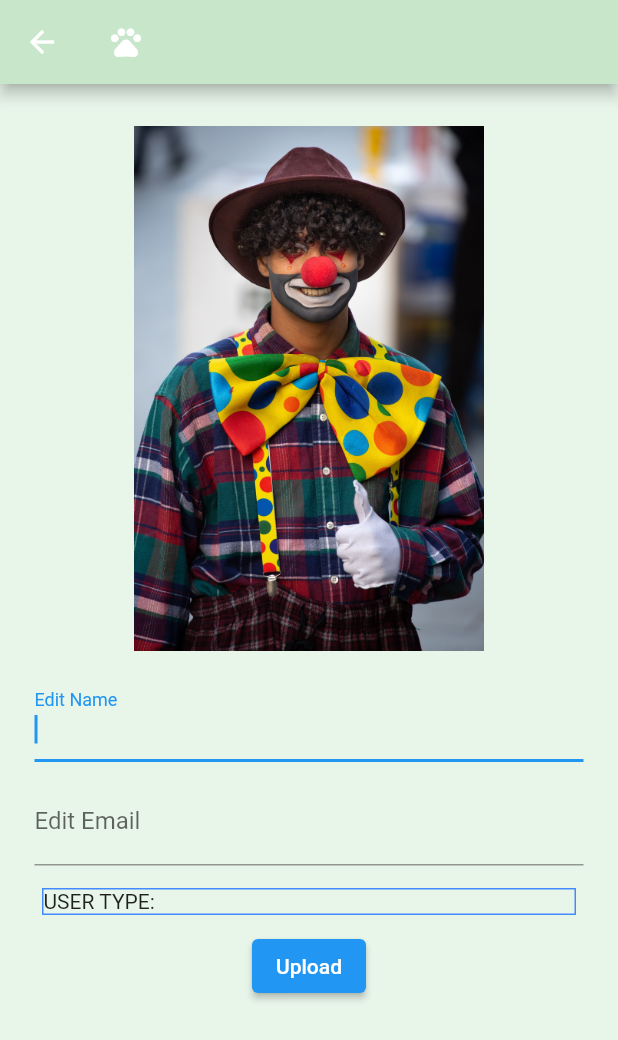
After one commit to youngruiz/AdoptionHero, a Flutter app: the ProfileTabBodyWidget screen opened by its route, after a tap on "Edit profile", on a phone screen of 412 x 824 dp. The commit adds this screen. Shown: the top 1040 px of the screen. Run offline on Flutter 3.47's test engine with Material 2 defaults, Android fonts, the phone set to English and light mode, and no system bars; our stand-ins replace cloud_firestore, firebase_auth, firebase_core, firebase_storage, image_picker; missing offline and left inert: cloud_firestore_web, firebase_auth_web, firebase_core_web, firebase_storage_web, image_picker_for_web; accounts and stored records are empty.

Commit message:
Added edit profile screen.

```diff
--- a/lib/app.dart
+++ b/lib/app.dart
@@ -4,6 +4,7 @@ import 'package:adoption_hero/screens/news.dart';
 import 'package:adoption_hero/screens/news_article.dart';
 import 'package:adoption_hero/screens/pet_view.dart';
 import 'package:adoption_hero/screens/pets.dart';
+import 'package:adoption_hero/screens/profile.dart';
 import 'package:firebase_auth/firebase_auth.dart';
 import 'package:firebase_core/firebase_core.dart';
 import 'package:flutter/material.dart';
@@ -18,6 +19,7 @@ class MyApp extends StatelessWidget {
         NewsArticle.routeName: (context) => NewsArticle(),
         Pets.routeName: (context) => const Pets(),
         PetView.routeName: (context) => PetView(),
+        ProfileTabBodyWidget.routeName: (context) => ProfileTabBodyWidget(),
         };
 
   @override
--- /dev/null
+++ b/lib/models/userProfileDTO.dart
@@ -0,0 +1,14 @@
+class UserProfileDTO{
+  late String name;
+  late String email;
+  late String userType;
+  late String docId;
+
+
+  UserProfileDTO({
+    required this.name,
+    required this.email,
+    required this.userType,
+    required this.docId
+  });
+}
--- /dev/null
+++ b/lib/screens/edit_profile.dart
@@ -0,0 +1,143 @@
+import 'package:adoption_hero/models/userProfileDTO.dart';
+import 'package:adoption_hero/screens/profile.dart';
+import 'package:cloud_firestore/cloud_firestore.dart';
+import 'package:firebase_auth/firebase_auth.dart';
+import 'package:flutter/material.dart';
+
+class EditProfileWidget extends StatefulWidget {
+
+  UserProfileDTO userProfile;
+
+  EditProfileWidget({Key? key, required this.userProfile}) : super(key: key);
+
+  @override
+  State<EditProfileWidget> createState() => _EditProfileWidgetState();
+}
+
+class _EditProfileWidgetState extends State<EditProfileWidget> {
+
+  String? name;
+  String? email;
+  final formKey = GlobalKey<FormState>();
+
+  @override
+  Widget build(BuildContext context) {
+    return Scaffold(
+      backgroundColor: Colors.green[50],
+      appBar: AppBar(
+        title: const Icon(Icons.pets_rounded),
+        backgroundColor: Colors.green[100],
+      ),
+      body: Form(
+        key: formKey,
+        child: Container(
+          constraints: BoxConstraints.expand(),
+          padding: const EdgeInsets.all(8.0),
+          color: Colors.green[50],
+          alignment: Alignment.topCenter,
+          child: SingleChildScrollView(
+              child: Padding(
+                padding: EdgeInsets.all(10),
+                child: Column(
+                  children: <Widget>[
+
+                    Padding(
+                    padding: EdgeInsets.all(10),
+                    child: Container(
+                      height: 350, width: double.infinity,
+                      child: Image.asset('assets/images/clown.jpg'))
+                    ),
+
+                    editNameField(),
+
+                    editEmailField(),
+
+                    Padding(
+                      padding: EdgeInsets.all(10),
+                      child: Container(
+                        decoration: BoxDecoration(
+                          border: Border.all(color: Colors.blueAccent)
+                        ),
+                        width: double.infinity,
+                        child: Text("USER TYPE: ${widget.userProfile.userType}"))
+                    ),
+
+                    uploadButton(context),
+                  ],
+                ),
+              )
+            ),
+        ),
+      ),
+    );
+  }
+
+  Widget editNameField(){
+    return Padding(
+      padding: const EdgeInsets.all(5),
+      child: TextFormField(
+        autofocus: true,
+        decoration: InputDecoration(
+          labelText: 'Edit Name',
+          hintText: widget.userProfile.name
+        ),
+        validator: (value) {
+          if(value!.isEmpty){
+            return 'Please enter a new name';
+          } else {
+            return null;
+          }
+        },
+        onSaved: (value) {
+          name = value;
+        }
+      )
+    );
+  }
+
+  Widget editEmailField(){
+    return Padding(
+      padding: const EdgeInsets.all(5),
+      child: TextFormField(
+        decoration: InputDecoration(
+          labelText: 'Edit Email',
+          hintText: widget.userProfile.email
+        ),
+        validator: (value) {
+          if(value!.isEmpty){
+            return null;
+          } else {
+            return null;
+          }
+        },
+        onSaved: (value) {
+          email = widget.userProfile.email;
+        }
+      )
+    );
+  }
+
+  Widget uploadButton(BuildContext context){
+    return ElevatedButton(
+      onPressed: () {
+        if(formKey.currentState!.validate()){
+          formKey.currentState!.save();
+          uploadData();
+          Navigator.pop(context);
+        }
+      },
+      child: const Text('Upload'),
+    );
+  }
+
+  void uploadData() async {
+    FirebaseFirestore.instance
+      .collection('users')
+      .doc(widget.userProfile.docId)
+      .update({
+        'name': name,
+        'email': email
+      }
+    );
+  }
+}
--- a/lib/screens/login.dart
+++ b/lib/screens/login.dart
@@ -19,7 +19,8 @@ class _LoginWidgetState extends State<LoginWidget> {
 
   @override
   Widget build(BuildContext context) {
-    return Scaffold(backgroundColor: Colors.green[50],
+    return Scaffold(
+      backgroundColor: Colors.green[50],
       appBar: AppBar(
         title: const Icon(Icons.pets_rounded),
         backgroundColor: Colors.green[100],
--- a/lib/screens/profile.dart
+++ b/lib/screens/profile.dart
@@ -1,9 +1,13 @@
+import 'package:adoption_hero/models/userProfileDTO.dart';
+import 'package:adoption_hero/screens/edit_profile.dart';
 import 'package:cloud_firestore/cloud_firestore.dart';
 import 'package:firebase_auth/firebase_auth.dart';
 import 'package:flutter/material.dart';
 
 class ProfileTabBodyWidget extends StatelessWidget {
   const ProfileTabBodyWidget({Key? key}) : super(key: key);
+
+  static const routeName = 'profile';
 
   @override
   Widget build(BuildContext context) {
@@ -72,14 +76,39 @@ class ProfileTabBodyWidget extends StatelessWidget {
                           child: Text("User Since: ${profile['dateCreated']}"))
                       ),
 
-                      ],
-                  ),)),
+                      editProfileButton(context, profile),
+                    ],
+                  ),
+                )
+              ),
           );
         }
       }
     );
   }
 }
+
+ Widget editProfileButton(BuildContext context, profile){
+    var userProfile = UserProfileDTO(
+      name: profile['name'],
+      email: profile['email'],
+      userType: profile['userType'],
+      docId: profile.id
+    );
+    return ElevatedButton(
+      onPressed: () {
+        Navigator.push(
+          context,
+          MaterialPageRoute(
+            builder: (context) => EditProfileWidget(
+              userProfile: userProfile
+            )
+          )
+        );
+      },
+      child: const Text('Edit profile'),
+    );
+  }
 
 Future<QuerySnapshot> getUser() async {
   String userEmail = FirebaseAuth.instance.currentUser!.email.toString().trim();
```
